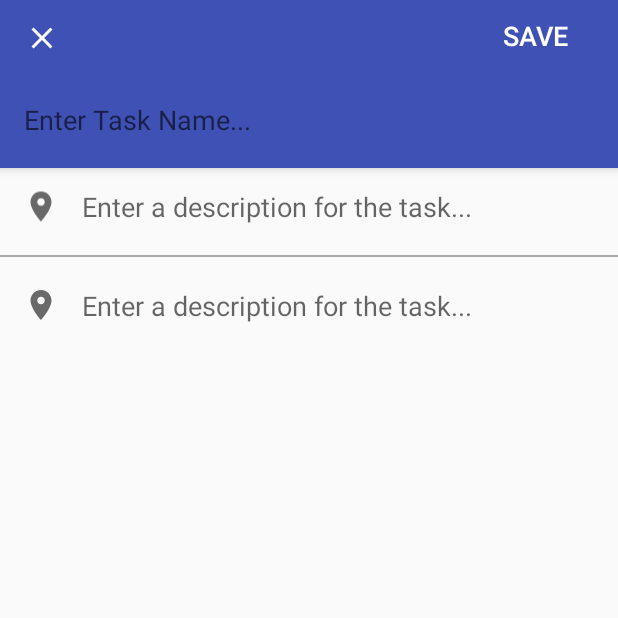
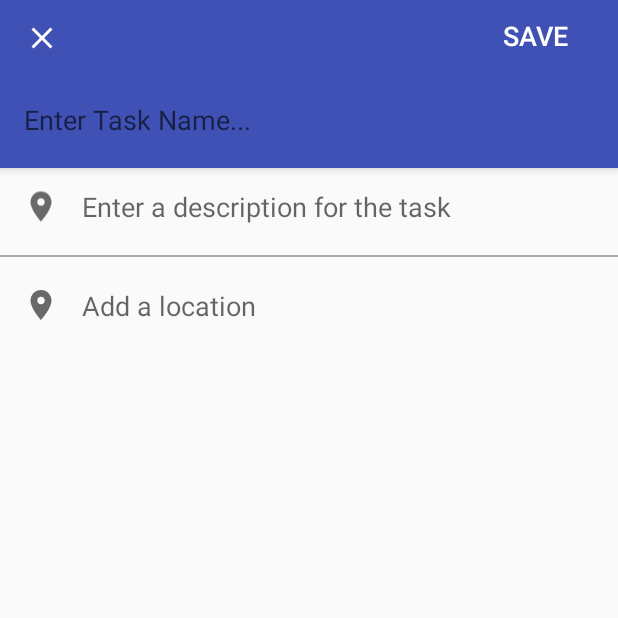
Before and after one commit to verfehlix/GeoTasks, an Android app: the AddNewTaskActivity screen opened directly, with no data from a screen before it, on a phone screen of 412 x 824 dp, the top half of it. Run offline under Robolectric (Android 15) with nearby library versions, the phone set to English and light mode, and no system bars; 1 statement that could not run was skipped.

Commit message:
first steps with google location api for assisted location input

```diff
--- a/app/build.gradle
+++ b/app/build.gradle
@@ -25,4 +25,5 @@ dependencies {
     compile 'com.android.support:appcompat-v7:23.3.0'
     compile 'com.android.support:support-v4:23.3.0'
     compile 'com.android.support:design:23.3.0'
+    compile 'com.google.android.gms:play-services:8.4.0'
 }
--- a/app/src/main/java/pc/com/geotasks/AddNewTaskActivity.java
+++ b/app/src/main/java/pc/com/geotasks/AddNewTaskActivity.java
@@ -1,6 +1,8 @@
 package pc.com.geotasks;
 
 import android.content.DialogInterface;
+import android.support.annotation.NonNull;
+import android.support.annotation.Nullable;
 import android.support.v7.app.AlertDialog;
 import android.support.v7.app.AppCompatActivity;
 import android.os.Bundle;
@@ -9,13 +11,19 @@ import android.view.View;
 import android.widget.Button;
 import android.widget.EditText;
 
-public class AddNewTaskActivity extends AppCompatActivity {
+import com.google.android.gms.common.ConnectionResult;
+import com.google.android.gms.common.api.GoogleApiClient;
+import com.google.android.gms.location.places.Places;
+
+public class AddNewTaskActivity extends AppCompatActivity implements GoogleApiClient.OnConnectionFailedListener, GoogleApiClient.ConnectionCallbacks {
 
     Toolbar toolbar;
     Button exitButton;
     Button saveButton;
     EditText editTextTaskName;
     EditText editTextTaskDescription;
+
+    GoogleApiClient googleApiClient;
 
     @Override
     protected void onCreate(Bundle savedInstanceState) {
@@ -36,6 +44,30 @@ public class AddNewTaskActivity extends AppCompatActivity {
         editTextTaskName = (EditText) findViewById(R.id.editTextTaskName);
         editTextTaskDescription = (EditText) findViewById(R.id.editTextTaskDescription);
 
+        //init google maps api component
+        googleApiClient = new GoogleApiClient
+            .Builder( this )
+            .enableAutoManage( this, 0, this )
+            .addApi( Places.GEO_DATA_API )
+            .addApi( Places.PLACE_DETECTION_API )
+            .addConnectionCallbacks( this )
+            .addOnConnectionFailedListener( this )
+            .build();
+    }
+
+    @Override
+    protected void onStart() {
+        super.onStart();
+        if( googleApiClient != null )
+            googleApiClient.connect();
+    }
+
+    @Override
+    protected void onStop() {
+        if( googleApiClient != null && googleApiClient.isConnected() ) {
+            googleApiClient.disconnect();
+        }
+        super.onStop();
     }
 
     @Override
@@ -90,4 +122,19 @@ public class AddNewTaskActivity extends AppCompatActivity {
     private boolean textEditFilled(EditText editText){
         return editText.getText().toString().trim().length() > 0 ? true : false;
     }
+
+    @Override
+    public void onConnectionFailed(@NonNull ConnectionResult connectionResult) {
+
+    }
+
+    @Override
+    public void onConnected(@Nullable Bundle bundle) {
+
+    }
+
+    @Override
+    public void onConnectionSuspended(int i) {
+
+    }
 }
--- a/app/src/main/res/layout/activity_add_new_task.xml
+++ b/app/src/main/res/layout/activity_add_new_task.xml
@@ -101,7 +101,7 @@
                     android:layout_height="wrap_content"
                     android:inputType="textMultiLine"
                     android:ems="10"
-                    android:hint="Enter a description for the task..."
+                    android:hint="Enter a description for the task"
                     android:background="@android:color/transparent"
                     android:layout_marginLeft="15dp"
                     android:layout_marginRight="15dp" />
@@ -124,14 +124,11 @@
                     android:src="@drawable/ic_location"
                     android:layout_marginLeft="15dp" />
 
-                <EditText
+                <AutoCompleteTextView
                     android:layout_width="match_parent"
                     android:layout_height="wrap_content"
-                    android:inputType="textMultiLine"
-                    android:ems="10"
-                    android:id="@+id/editText2"
+                    android:hint="Add a location"
                     android:background="@android:color/transparent"
-                    android:hint="Enter a description for the task..."
                     android:layout_marginLeft="15dp"
                     android:layout_marginRight="15dp" />
             </LinearLayout>
--- a/app/src/main/res/values/strings.xml
+++ b/app/src/main/res/values/strings.xml
@@ -1,5 +1,6 @@
 <resources>
     <string name="app_name">GeoTasks</string>
+    <string name="google_app_id">geotasks-1280</string>
 
     <string name="navigation_drawer_open">Open navigation drawer</string>
     <string name="navigation_drawer_close">Close navigation drawer</string>
```
Also changed, not shown: app/src/main/AndroidManifest.xml (+9 -0 lines), app/src/main/res/drawable/ic_pencil.xml (+6 -1 lines), app/src/main/res/drawable-hdpi/ic_mode_edit_black_24dp.png (added), app/src/main/res/drawable-mdpi/ic_mode_edit_black_24dp.png (added), app/src/main/res/drawable-xhdpi/ic_mode_edit_black_24dp.png (added), app/src/main/res/drawable-xxhdpi/ic_mode_edit_black_24dp.png (added), app/src/main/res/drawable-xxxhdpi/ic_mode_edit_black_24dp.png (added).
